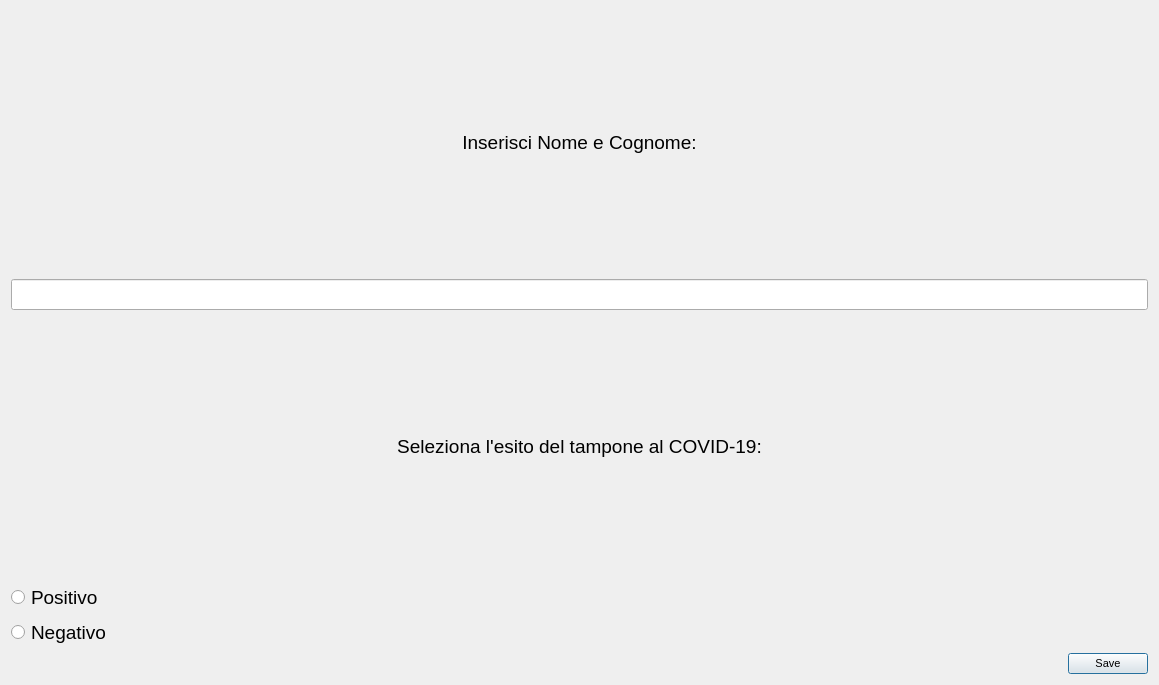
First picture: the form in c++/menu/menu_project/inserisci.ui, repository alessan10/c19-1, before the edit.
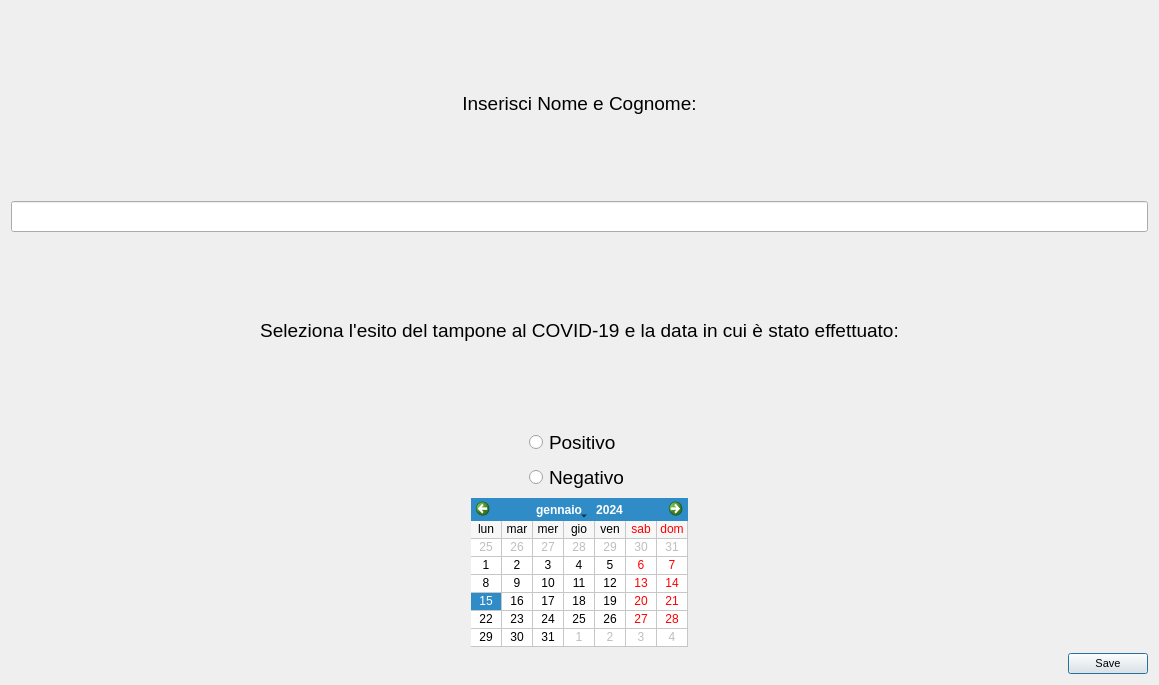
Second picture: the form after the edit.

Commit message: [c++] aggiunto calendar widget in inserisci, non ancora funzionante

Patch:
```diff
--- a/c++/menu/menu_project/inserisci.ui
+++ b/c++/menu/menu_project/inserisci.ui
@@ -10,6 +10,18 @@
     <height>685</height>
    </rect>
   </property>
+  <property name="sizePolicy">
+   <sizepolicy hsizetype="Fixed" vsizetype="Fixed">
+    <horstretch>0</horstretch>
+    <verstretch>0</verstretch>
+   </sizepolicy>
+  </property>
+  <property name="baseSize">
+   <size>
+    <width>0</width>
+    <height>0</height>
+   </size>
+  </property>
   <property name="windowTitle">
    <string>Dialog</string>
   </property>
@@ -37,6 +49,12 @@
    </item>
    <item>
     <widget class="QLineEdit" name="lineEdit">
+     <property name="sizePolicy">
+      <sizepolicy hsizetype="Preferred" vsizetype="Fixed">
+       <horstretch>0</horstretch>
+       <verstretch>0</verstretch>
+      </sizepolicy>
+     </property>
      <property name="font">
       <font>
        <pointsize>14</pointsize>
@@ -52,7 +70,7 @@
       </font>
      </property>
      <property name="text">
-      <string>Seleziona l'esito del tampone al COVID-19:</string>
+      <string>Seleziona l'esito del tampone al COVID-19 e la data in cui è stato effettuato:</string>
      </property>
      <property name="alignment">
       <set>Qt::AlignCenter</set>
@@ -60,28 +78,15 @@
     </widget>
    </item>
    <item>
-    <widget class="QRadioButton" name="radioButton">
+    <layout class="QGridLayout" name="gridLayout_2">
+     <item row="1" column="0">
+      <widget class="QRadioButton" name="radio_negativo">
      <property name="sizePolicy">
       <sizepolicy hsizetype="Fixed" vsizetype="Fixed">
        <horstretch>0</horstretch>
        <verstretch>0</verstretch>
       </sizepolicy>
      </property>
-     <property name="font">
-      <font>
-       <pointsize>14</pointsize>
-      </font>
-     </property>
-     <property name="layoutDirection">
-      <enum>Qt::LeftToRight</enum>
-     </property>
-     <property name="text">
-      <string>Positivo</string>
-     </property>
-    </widget>
-   </item>
-   <item>
-    <widget class="QRadioButton" name="radioButton_2">
      <property name="font">
       <font>
        <pointsize>14</pointsize>
@@ -91,6 +96,68 @@
       <string>Negativo</string>
      </property>
     </widget>
+     </item>
+     <item row="0" column="0">
+      <widget class="QRadioButton" name="radio_positivo">
+       <property name="sizePolicy">
+        <sizepolicy hsizetype="Fixed" vsizetype="Fixed">
+         <horstretch>0</horstretch>
+         <verstretch>0</verstretch>
+        </sizepolicy>
+       </property>
+       <property name="font">
+        <font>
+         <pointsize>14</pointsize>
+        </font>
+       </property>
+       <property name="layoutDirection">
+        <enum>Qt::LeftToRight</enum>
+       </property>
+       <property name="text">
+        <string>Positivo</string>
+       </property>
+      </widget>
+     </item>
+    </layout>
+   </item>
+   <item>
+    <layout class="QGridLayout" name="gridLayout">
+     <item row="0" column="0">
+      <widget class="QCalendarWidget" name="calendarWidget">
+       <property name="sizePolicy">
+        <sizepolicy hsizetype="Fixed" vsizetype="Fixed">
+         <horstretch>0</horstretch>
+         <verstretch>0</verstretch>
+        </sizepolicy>
+       </property>
+       <property name="focusPolicy">
+        <enum>Qt::StrongFocus</enum>
+       </property>
+       <property name="layoutDirection">
+        <enum>Qt::LeftToRight</enum>
+       </property>
+       <property name="locale">
+        <locale language="Italian" country="Italy"/>
+       </property>
+       <property name="minimumDate">
+        <date>
+         <year>2020</year>
+         <month>1</month>
+         <day>1</day>
+        </date>
+       </property>
+       <property name="firstDayOfWeek">
+        <enum>Qt::Monday</enum>
+       </property>
+       <property name="gridVisible">
+        <bool>true</bool>
+       </property>
+       <property name="verticalHeaderFormat">
+        <enum>QCalendarWidget::NoVerticalHeader</enum>
+       </property>
+      </widget>
+     </item>
+    </layout>
    </item>
    <item>
     <widget class="QDialogButtonBox" name="buttonBox">
```
Lines whose indentation alone changed are shown as unchanged. The commit also changes 7 other files.
